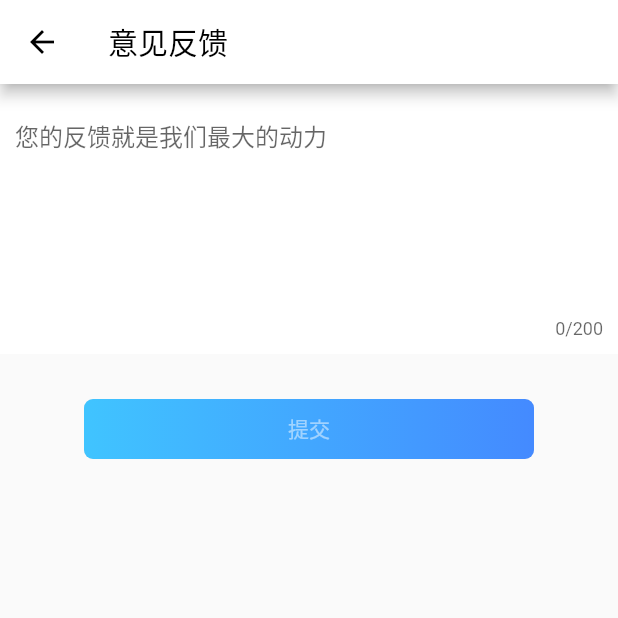
After one commit to zedmyls/flutter_app, a Flutter app: the FeedbackView screen opened by its route, on a phone screen of 412 x 824 dp, the top half of it. The commit adds this screen. Run offline on Flutter 3.47's test engine with Material 2 defaults, Android fonts, the phone set to English and light mode, and no system bars; our stand-ins replace badges, dio, flutter_easyloading, flutter_slidable, flutter_swiper_null_safety, get and 2 more; missing offline and left inert: city_pickers; accounts and stored records are empty; network calls fail.

Commit message:
add：反馈页

```diff
--- a/lib/app/common/views/my_buttons.dart
+++ b/lib/app/common/views/my_buttons.dart
@@ -110,7 +110,7 @@ class GradientButton extends StatelessWidget {
     this.fontWeight = FontWeight.w400,
     required this.title,
     required this.type,
-    required this.onPressed,
+    this.onPressed,
   }) : super(key: key);
 
   @override
--- /dev/null
+++ b/lib/app/modules/tabs/setting/feedback/controllers/feedback_controller.dart
@@ -0,0 +1,7 @@
+import 'package:flutter_app/app/common/mixins/get_params_mixin.dart';
+import 'package:get/get.dart';
+
+class FeedbackController extends GetxController with GetParamsMixin<String> {
+  @override
+  String initParams() => '';
+}
--- /dev/null
+++ b/lib/app/modules/tabs/setting/feedback/views/feedback_view.dart
@@ -0,0 +1,64 @@
+import 'package:flutter/material.dart';
+import 'package:flutter_app/app/common/utils.dart';
+import 'package:flutter_app/app/common/views/my_app_bar.dart';
+import 'package:flutter_app/app/common/views/my_buttons.dart';
+import 'package:get/get.dart';
+
+import '../controllers/feedback_controller.dart';
+
+class FeedbackView extends GetView<FeedbackController> {
+  @override
+  Widget build(BuildContext context) {
+    return Scaffold(
+      appBar: MyAppBar(
+        title: '意见反馈',
+        context: context,
+      ),
+      body: Column(
+        children: [
+          _buildFeedback(),
+          SizedBox(height: 30),
+          Container(
+            width: 300,
+            height: 40,
+            child: Obx(
+              () => GradientButton(
+                type: ButtonType.info,
+                onPressed: controller.params.isNotEmpty
+                    ? () {
+                        Get.back();
+                        showSuccessMessage('您的反馈已成功提交');
+                      }
+                    : null,
+                title: '提交',
+              ),
+            ),
+          ),
+        ],
+      ),
+    );
+  }
+
+  Widget _buildFeedback() {
+    return Container(
+      decoration: BoxDecoration(
+        color: Get.isDarkMode ? Color(0xff404040) : Colors.white,
+      ),
+      padding: EdgeInsets.all(10),
+      child: TextField(
+        cursorColor: Get.isDarkMode ? Colors.white : Colors.lightBlueAccent,
+        maxLines: 6,
+        maxLength: 200,
+        decoration: InputDecoration(
+          hintText: '您的反馈就是我们最大的动力',
+          border: InputBorder.none,
+          focusedBorder: InputBorder.none,
+          enabledBorder: InputBorder.none,
+        ),
+        onChanged: (value) {
+          controller.params = value;
+        },
+      ),
+    );
+  }
+}
--- a/lib/app/modules/tabs/setting/views/profile.dart
+++ b/lib/app/modules/tabs/setting/views/profile.dart
@@ -43,7 +43,9 @@ class ProfileView extends StatelessWidget {
                     mainAxisAlignment: MainAxisAlignment.spaceAround,
                     children: <Widget>[
                       buildOption('assets/images/tabs/profile/about_us.png', '关于我们', false),
-                      buildOption('assets/images/daifufeizhangdan.png', '意见反馈', false),
+                      buildOption('assets/images/daifufeizhangdan.png', '意见反馈', false, onTap: () {
+                        Get.toNamed(Routes.FEEDBACK);
+                      }),
                       buildOption('assets/images/tabs/profile/visitor.png', 'Visitors', false),
                     ],
                   ),
```
Also changed, not shown: lib/app/modules/tabs/setting/feedback/bindings/feedback_binding.dart (added, +12 -0 lines), lib/app/routes/app_pages.dart (+7 -0 lines), lib/app/routes/app_routes.dart (+10 -4 lines).
